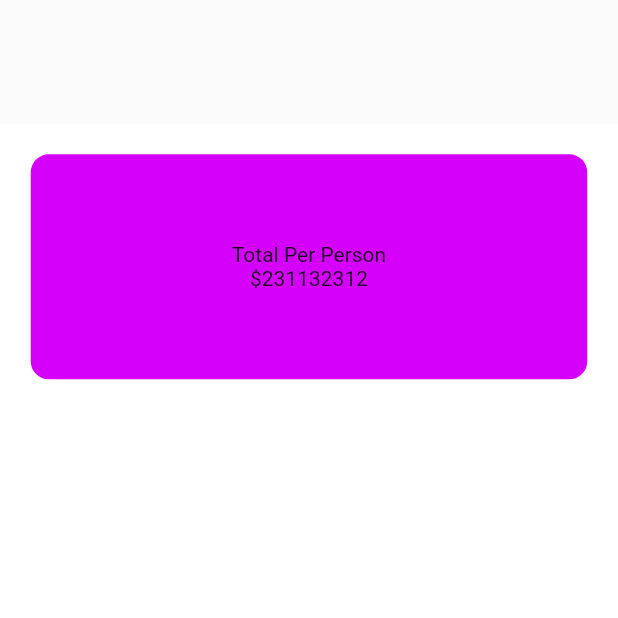
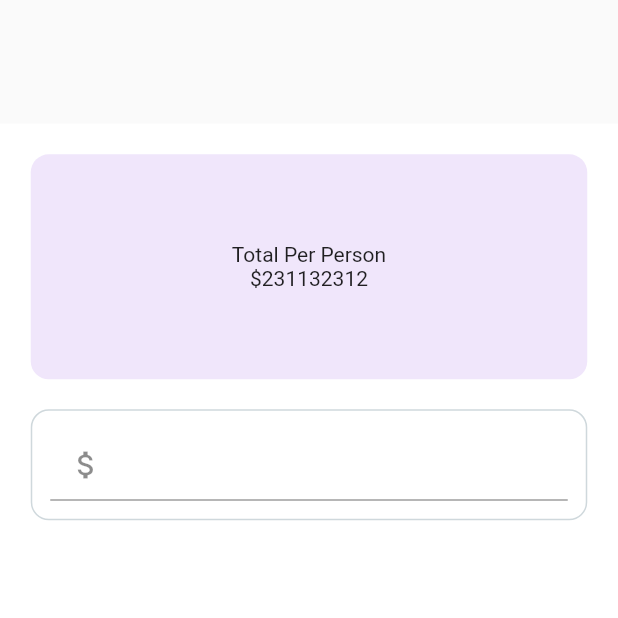
Before and after one commit to anoobishnoob/bill_splitting_app, a Flutter app: the screen it shows after launch, on a phone screen of 412 x 824 dp, the top half of it. Run offline on Flutter 3.47's test engine with Material 2 defaults, Android fonts, the phone set to English and light mode, and no system bars.

Commit message:
added hexColor class

```diff
--- a/lib/UI/home.dart
+++ b/lib/UI/home.dart
@@ -1,4 +1,5 @@
 
+import 'package:bill_splitting_app/util/hexcolor.dart';
 import 'package:flutter/cupertino.dart';
 import 'package:flutter/material.dart';
 
@@ -11,7 +12,8 @@ class BillSplitter extends StatefulWidget {
 class _BillSplitterState extends State<BillSplitter> {
   int _tipPercent =0;
   int _personCounter =1;
-  double billAmount =0.0;
+  double _billAmount =0.0;
+  Color _purple = HexColor("#6908D6");
 
 
 
@@ -30,7 +32,7 @@ class _BillSplitterState extends State<BillSplitter> {
                 width: 150,
                 height: 150,
                 decoration: BoxDecoration(
-                  color: Colors.purpleAccent.shade400,
+                  color: _purple.withOpacity(0.1),//Colors.purpleAccent.shade400,
                   borderRadius: BorderRadius.circular(12.0)
                 ),
                 child: Column(
@@ -38,6 +40,41 @@ class _BillSplitterState extends State<BillSplitter> {
                   children: <Widget>[
                     Text("Total Per Person"),
                     Text("\$231132312") // \ is an escape character
+
+                  ],
+                ),
+              ),
+              Container(
+                margin: EdgeInsets.only(top: 20),
+                padding: EdgeInsets.all(12),
+                decoration: BoxDecoration(
+                  color: Colors.transparent,
+                  border: Border.all(
+                    color: Colors.blueGrey.shade100,
+                    style: BorderStyle.solid
+                  ),
+                    borderRadius: BorderRadius.circular(12)
+
+                ),
+                child: Column(
+                  children: <Widget>[
+                    TextField(
+                      keyboardType: TextInputType.numberWithOptions(decimal: true),
+                      style: TextStyle(color: _purple.withOpacity(.5)),
+                      decoration: InputDecoration(
+                        prefixText: "Bill Amount",
+                        prefixIcon: Icon(Icons.attach_money)
+                      ),
+                      onChanged: (String value){
+                        try{
+                          _billAmount = double.parse(value);
+
+                        }catch(exception){
+                          _billAmount =0.0;
+
+                        }
+                      },
+                    )
 
                   ],
                 ),
--- /dev/null
+++ b/lib/util/hexcolor.dart
@@ -0,0 +1,14 @@
+import 'package:flutter/material.dart';
+
+
+class HexColor extends Color{
+  static int _getColorFromHex(String hexColor){
+    hexColor = hexColor.toLowerCase().replaceAll("#", "");
+    if (hexColor.length == 6){
+      hexColor = "FF"+ hexColor;
+    }
+    return int.parse(hexColor, radix: 16);
+  }
+
+  HexColor(final String hexColor) : super(_getColorFromHex(hexColor));
+}
```
